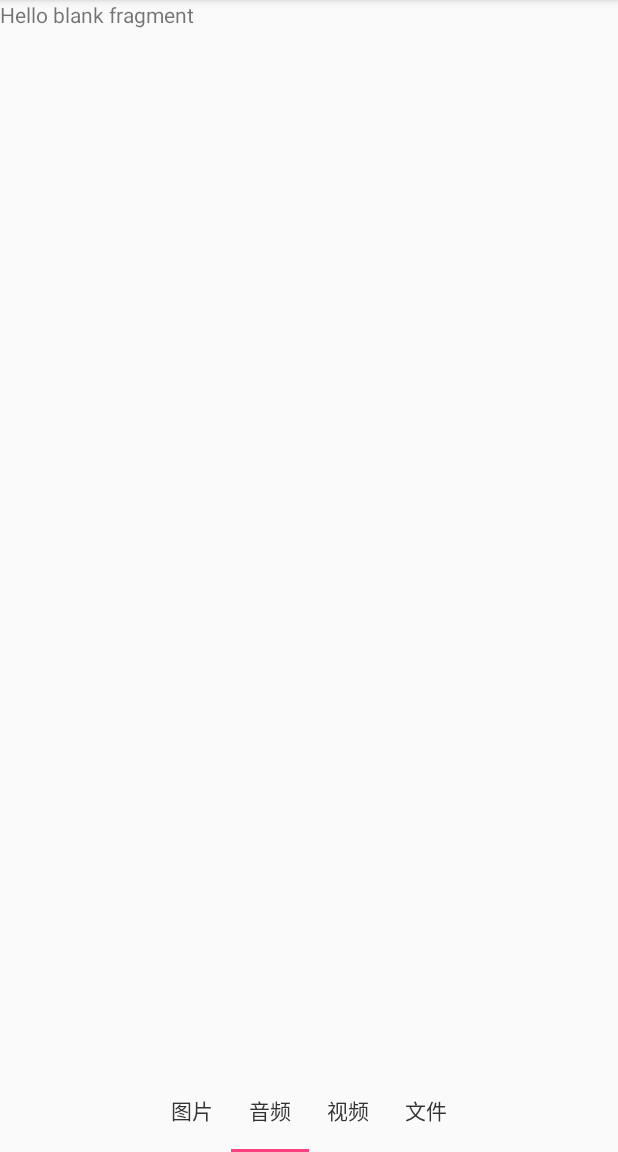
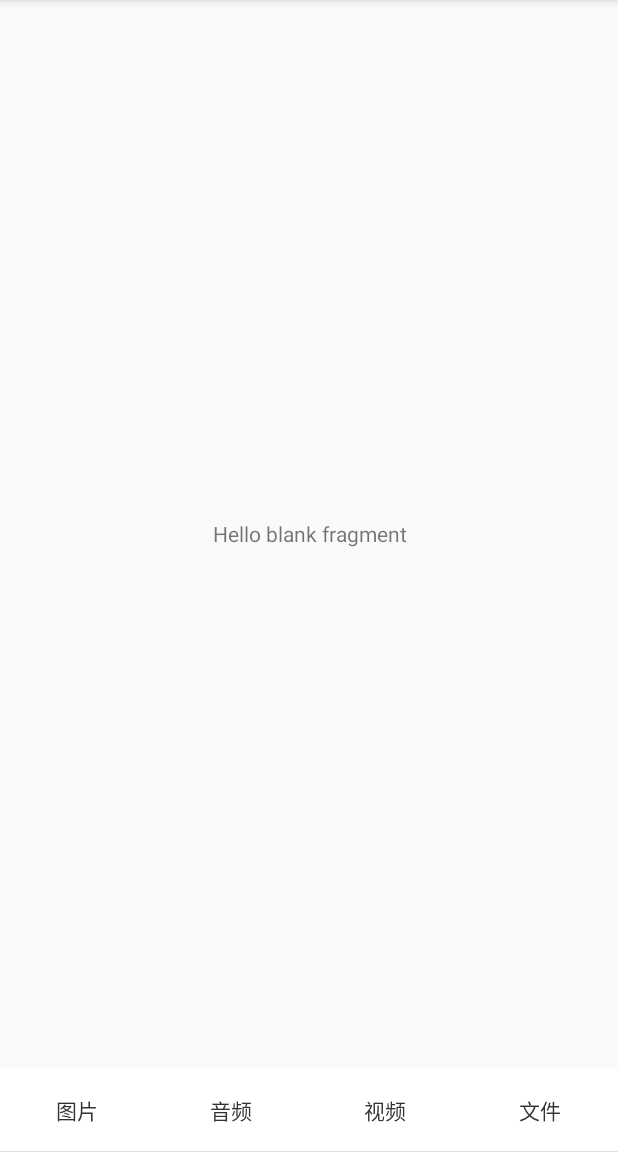
Before and after one commit to ckrgithub/MediaBrowser, an Android app: the screen it shows after launch (MainActivity), item 2 of the bottom bar chosen, on a phone screen of 412 x 824 dp, the part 84-1236 px from its top. Run offline under Robolectric (Android 15) with nearby library versions, the phone set to English and light mode, and no system bars; our stand-ins replace ButterKnife.

Commit message:
1.调整ui

```diff
--- /dev/null
+++ b/app/src/main/res/drawable/bg_tablayout.xml
@@ -0,0 +1,15 @@
+<?xml version="1.0" encoding="utf-8"?>
+<layer-list xmlns:android="http://schemas.android.com/apk/res/android">
+    <item >
+        <shape android:shape="rectangle">
+            <solid android:color="#DEE0E2" />
+        </shape>
+
+    </item>
+    <item android:bottom="1dp">
+        <shape android:shape="rectangle">
+            <solid android:color="#ffffff" />
+        </shape>
+    </item>
+
+</layer-list>
--- a/app/src/main/res/layout/activity_main.xml
+++ b/app/src/main/res/layout/activity_main.xml
@@ -18,7 +18,9 @@
         android:layout_width="match_parent"
         android:layout_height="?attr/actionBarSize"
         android:layout_gravity="bottom"
-        app:tabGravity="center"
+        android:background="@drawable/bg_tablayout"
+        app:tabGravity="fill"
+        app:tabIndicatorHeight="0dp"
         app:tabMode="fixed"
         app:tabTextColor="#333"></android.support.design.widget.TabLayout>
 </FrameLayout>
--- a/app/src/main/res/layout/fragment_audio.xml
+++ b/app/src/main/res/layout/fragment_audio.xml
@@ -8,6 +8,7 @@
     <TextView
         android:layout_width="match_parent"
         android:layout_height="match_parent"
+        android:gravity="center"
         android:text="@string/hello_blank_fragment"/>
 
 </FrameLayout>
--- a/app/src/main/res/layout/fragment_file.xml
+++ b/app/src/main/res/layout/fragment_file.xml
@@ -8,6 +8,7 @@
     <TextView
         android:layout_width="match_parent"
         android:layout_height="match_parent"
+        android:gravity="center"
         android:text="@string/hello_blank_fragment"/>
 
 </FrameLayout>
```
